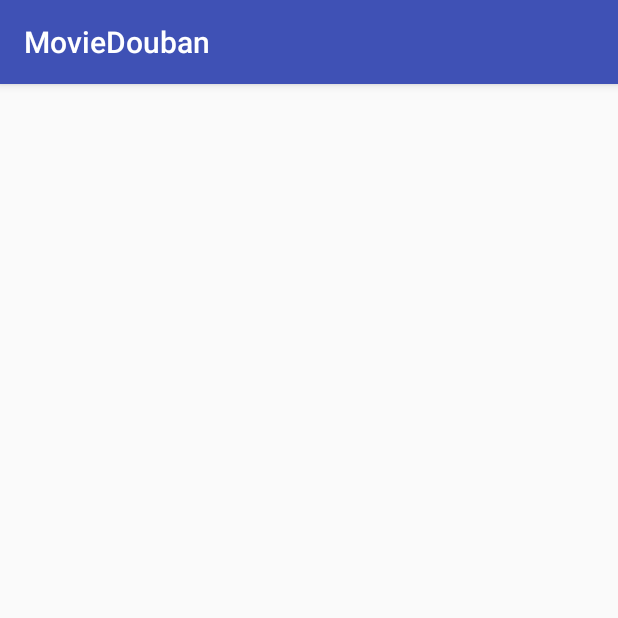
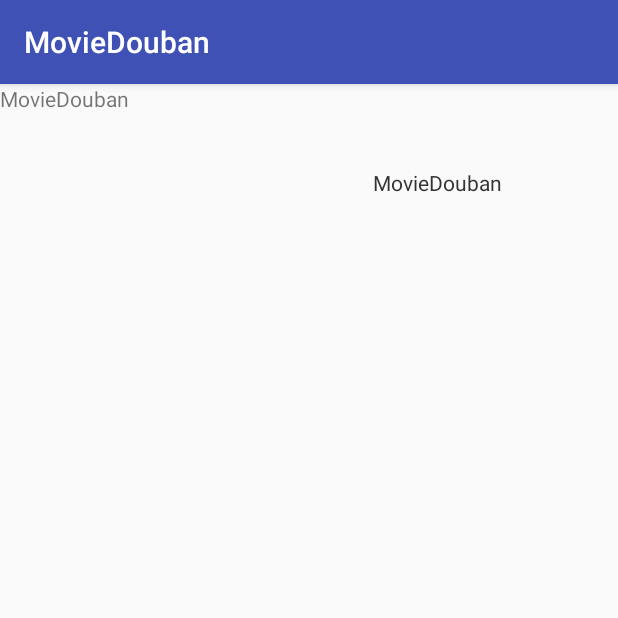
Before and after one commit to tony-xxw/MovieDouban, an Android app: the screen it shows after launch (MainActivity), on a phone screen of 412 x 824 dp, the top half of it. Run offline under Robolectric (Android 15) with nearby library versions, the phone set to English and light mode, and no system bars.

Commit message:
main framwork

```diff
--- a/app/src/main/java/mvp/wyyne/douban/moviedouban/MainActivity.java
+++ b/app/src/main/java/mvp/wyyne/douban/moviedouban/MainActivity.java
@@ -1,13 +1,31 @@
 package mvp.wyyne.douban.moviedouban;
 
+import android.support.v4.app.FragmentTabHost;
 import android.support.v7.app.AppCompatActivity;
 import android.os.Bundle;
+import android.view.View;
+
+import mvp.wyyne.douban.moviedouban.hot.HotFragment;
 
 public class MainActivity extends AppCompatActivity {
+    private FragmentTabHost mTabHost;
+    private View mTabView;
 
     @Override
     protected void onCreate(Bundle savedInstanceState) {
         super.onCreate(savedInstanceState);
         setContentView(R.layout.activity_main);
+        mTabHost = (FragmentTabHost) findViewById(android.R.id.tabhost);
+        initView();
+    }
+
+    private void initView() {
+        mTabHost.setup(this, getSupportFragmentManager(), R.id.fl_main);
+        mTabHost.addTab(mTabHost.newTabSpec("hot").setIndicator(getTabView()), HotFragment.class, null);
+    }
+
+    private View getTabView() {
+        mTabView = View.inflate(this, R.layout.tab_layout, null);
+        return mTabView;
     }
 }
--- /dev/null
+++ b/app/src/main/java/mvp/wyyne/douban/moviedouban/hot/HotFragment.java
@@ -0,0 +1,31 @@
+package mvp.wyyne.douban.moviedouban.hot;
+
+
+import android.os.Bundle;
+import android.support.annotation.Nullable;
+import android.view.LayoutInflater;
+import android.view.View;
+import android.view.ViewGroup;
+
+import mvp.wyyne.douban.moviedouban.R;
+import mvp.wyyne.douban.moviedouban.main.BaseFragment;
+
+/**
+ * Created by XXW on 2017/6/2.
+ */
+
+public class HotFragment extends BaseFragment {
+    private View mContentView;
+
+    @Nullable
+    @Override
+    public View onCreateView(LayoutInflater inflater, @Nullable ViewGroup container, @Nullable Bundle savedInstanceState) {
+        mContentView = super.onCreateView(inflater, container, savedInstanceState);
+        return mContentView;
+    }
+
+    @Override
+    protected int getLayoutId() {
+        return R.layout.fragment_hot;
+    }
+}
--- /dev/null
+++ b/app/src/main/java/mvp/wyyne/douban/moviedouban/main/BaseFragment.java
@@ -0,0 +1,27 @@
+package mvp.wyyne.douban.moviedouban.main;
+
+import android.os.Bundle;
+import android.support.annotation.Nullable;
+import android.support.v4.app.Fragment;
+import android.view.LayoutInflater;
+import android.view.View;
+import android.view.ViewGroup;
+
+/**
+ * Created by XXW on 2017/6/2.
+ */
+
+public abstract class BaseFragment extends Fragment {
+
+
+    @Nullable
+    @Override
+    public View onCreateView(LayoutInflater inflater, @Nullable ViewGroup container, @Nullable Bundle savedInstanceState) {
+
+        return inflater.inflate(getLayoutId(), container, false);
+    }
+
+    protected abstract int getLayoutId();
+
+
+}
--- a/app/src/main/res/layout/activity_main.xml
+++ b/app/src/main/res/layout/activity_main.xml
@@ -7,4 +7,22 @@
     tools:context="mvp.wyyne.douban.moviedouban.MainActivity">
 
 
+    <FrameLayout
+        android:id="@+id/fl_main"
+        android:layout_width="0dp"
+        android:layout_height="match_parent"
+        android:layout_weight="1"/>
+
+    <android.support.v4.app.FragmentTabHost
+        android:id="@android:id/tabhost"
+        android:layout_width="match_parent"
+        android:layout_height="wrap_content">
+
+        <FrameLayout
+            android:id="@android:id/tabcontent"
+            android:layout_width="60dp"
+            android:layout_height="60dp"/>
+    </android.support.v4.app.FragmentTabHost>
+
+
 </LinearLayout>
--- /dev/null
+++ b/app/src/main/res/layout/fragment_hot.xml
@@ -0,0 +1,12 @@
+<?xml version="1.0" encoding="utf-8"?>
+<FrameLayout xmlns:android="http://schemas.android.com/apk/res/android"
+             android:layout_width="match_parent"
+             android:layout_height="match_parent"
+             android:orientation="vertical">
+
+    <TextView
+        android:layout_width="wrap_content"
+        android:layout_height="wrap_content"
+        android:layout_gravity="center"
+        android:text="@string/app_name"/>
+</FrameLayout>
--- /dev/null
+++ b/app/src/main/res/layout/tab_layout.xml
@@ -0,0 +1,21 @@
+<?xml version="1.0" encoding="utf-8"?>
+<LinearLayout xmlns:android="http://schemas.android.com/apk/res/android"
+              android:layout_width="match_parent"
+              android:layout_height="match_parent"
+              android:orientation="vertical">
+
+    <ImageView
+        android:layout_width="36dp"
+        android:layout_height="36dp"
+        android:layout_gravity="center_horizontal"
+        android:layout_marginTop="10dp"/>
+
+    <TextView
+        android:layout_width="wrap_content"
+        android:layout_height="wrap_content"
+        android:layout_gravity="center_horizontal"
+        android:layout_marginBottom="5dp"
+        android:layout_marginTop="10dp"
+        android:text="@string/app_name"
+        android:textColor="@color/colorGray"/>
+</LinearLayout>
--- a/app/src/main/res/values/colors.xml
+++ b/app/src/main/res/values/colors.xml
@@ -3,4 +3,5 @@
     <color name="colorPrimary">#3F51B5</color>
     <color name="colorPrimaryDark">#303F9F</color>
     <color name="colorAccent">#FF4081</color>
+    <color name="colorGray">#333333</color>
 </resources>
```
